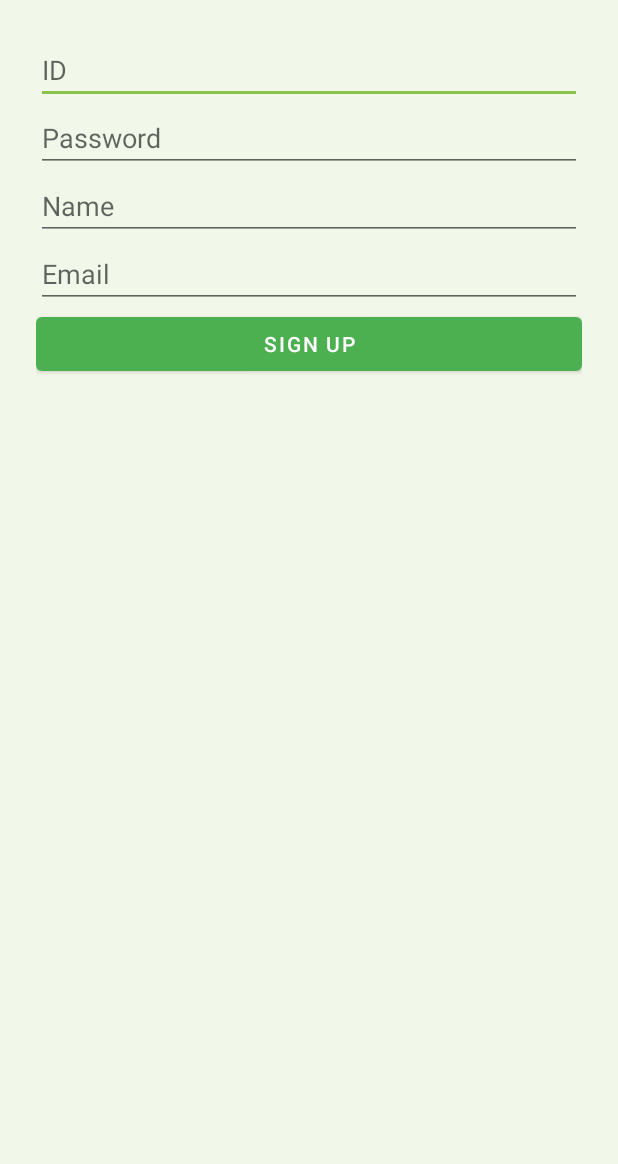
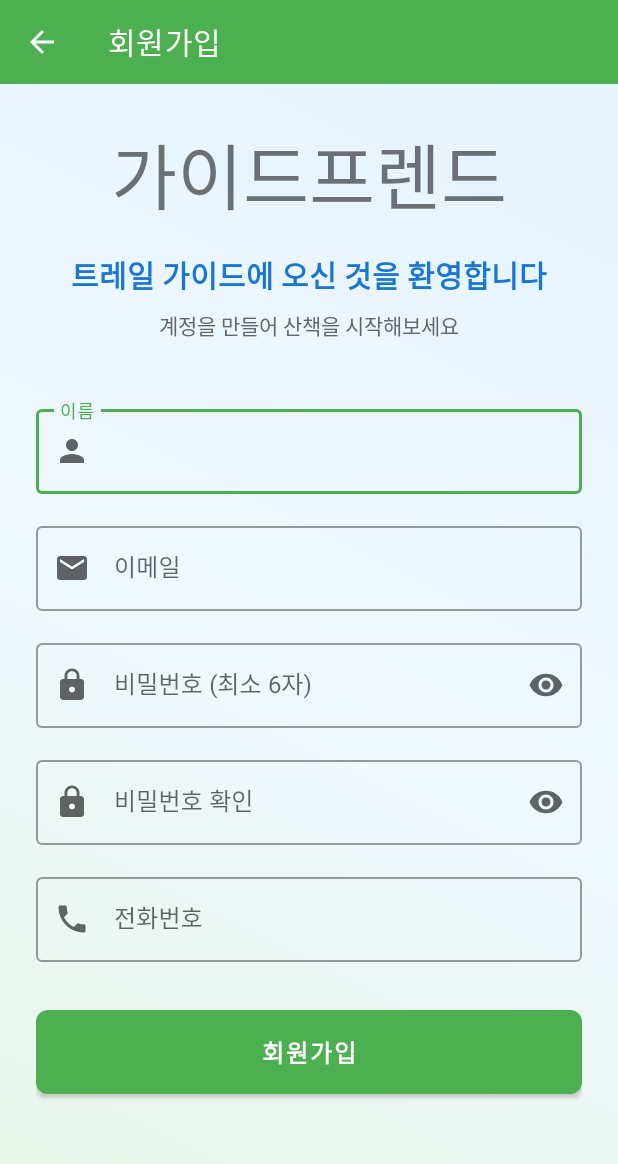
Before and after one commit to LCW-hub/GuideFriends, an Android app: the SignupActivity screen opened directly, with no data from a screen before it, on a phone screen of 412 x 824 dp. Shown: the top 1164 px of the screen. Run offline under Robolectric (Android 15) with nearby library versions, the phone set to English and light mode, and no system bars.

Commit message:
로그인/회원가입 기능 복구

```diff
--- a/app/src/main/java/com/example/gps/activities/AdminMain.java
+++ b/app/src/main/java/com/example/gps/activities/AdminMain.java
@@ -10,7 +10,7 @@ import com.example.gps.R;
 public class AdminMain extends AppCompatActivity {
     @Override
     protected void onCreate(Bundle savedInstanceState) {
-        super.onCreate(savedInstanceState);
+            super.onCreate(savedInstanceState);
         setContentView(R.layout.activity_admin_main);
 
         TextView textView = findViewById(R.id.text_admin_welcome);
--- a/app/src/main/java/com/example/gps/activities/FindIdActivity.java
+++ b/app/src/main/java/com/example/gps/activities/Register_Login/FindIdActivity.java
@@ -1,5 +1,5 @@
 //id찾기
-package com.example.gps.activities;
+package com.example.gps.activities.Register_Login;
 
 import android.os.Bundle;
 
--- a/app/src/main/java/com/example/gps/activities/FindPwActivity.java
+++ b/app/src/main/java/com/example/gps/activities/Register_Login/FindPwActivity.java
@@ -1,5 +1,5 @@
 //비번찾기
-package com.example.gps.activities;
+package com.example.gps.activities.Register_Login;
 
 import android.os.Bundle;
 import android.view.View;
--- a/app/src/main/java/com/example/gps/activities/LoginActivity.java
+++ b/app/src/main/java/com/example/gps/activities/Register_Login/LoginActivity.java
@@ -1,5 +1,5 @@
 //로그인 화면
-package com.example.gps.activities;
+package com.example.gps.activities.Register_Login;
 
 import android.content.Intent;
 import android.os.Bundle;
@@ -11,6 +11,8 @@ import android.widget.Toast;
 import androidx.appcompat.app.AppCompatActivity;
 import androidx.appcompat.widget.Toolbar;
 import com.example.gps.R;
+import com.example.gps.activities.GuestMain;
+import com.example.gps.activities.NormalMain;
 import com.example.gps.api.ApiClient;
 import com.example.gps.api.UserApi;
 import com.example.gps.model.User;
@@ -70,7 +72,7 @@ public class LoginActivity extends AppCompatActivity {
         textViewSignup.setOnClickListener(new View.OnClickListener() {
             @Override
             public void onClick(View v) {
-                startActivity(new Intent(LoginActivity.this, SignupActivity.class));
+                startActivity(new Intent(LoginActivity.this, com.example.gps.activities.Register_Login.SignupActivity.class));
             }
         });
 
--- /dev/null
+++ b/app/src/main/java/com/example/gps/activities/Register_Login/SignupActivity.java
@@ -0,0 +1,128 @@
+//회원가입 화면
+package com.example.gps.activities.Register_Login;
+
+import android.content.Intent;
+import android.os.Bundle;
+import android.widget.Button;
+import android.widget.EditText;
+import android.widget.Toast;
+
+import androidx.appcompat.app.AppCompatActivity;
+import androidx.appcompat.widget.Toolbar;
+
+import com.example.gps.R;
+import com.example.gps.activities.Register_Login.LoginActivity;
+import com.example.gps.api.ApiClient;
+import com.example.gps.api.UserApi;
+import com.example.gps.model.User;
+
+import java.util.Map;
+
+import retrofit2.Call;
+import retrofit2.Callback;
+import retrofit2.Response;
+
+public class SignupActivity extends AppCompatActivity {
+
+    private EditText  etUsername, etPassword, etEmail,  etConfirmPassword, etPhone;
+    private Button  btnSignup;
+
+    @Override
+    protected void onCreate(Bundle savedInstanceState) {
+        super.onCreate(savedInstanceState);
+        setContentView(R.layout.activity_register);
+
+        // 툴바 설정
+        Toolbar toolbar = findViewById(R.id.toolbar);
+        setSupportActionBar(toolbar);
+        getSupportActionBar().setDisplayHomeAsUpEnabled(true);
+        getSupportActionBar().setTitle("회원가입");
+
+        // 뷰 초기화
+
+        etUsername = findViewById(R.id.et_username);         // 이름
+        etPassword = findViewById(R.id.et_pw);       // 비밀번호
+        etEmail = findViewById(R.id.et_email);       // 이메일
+        btnSignup = findViewById(R.id.btn_signup); // 버튼 ID가 바뀌었으면 여기도 바꿔야 함
+        etConfirmPassword = findViewById(R.id.etConfirmPassword);
+        etPhone = findViewById(R.id.et_Phone);
+
+
+        btnSignup.setOnClickListener(v -> registerUser());
+    }
+
+    private void registerUser() {
+
+        String username = etUsername.getText().toString().trim();
+        String password = etPassword.getText().toString().trim();
+        String email = etEmail.getText().toString().trim();
+        String confirmPassword = etConfirmPassword.getText().toString().trim();
+        String phone = etPhone.getText().toString().trim();
+
+        /* 간단한 유효성 검사 */
+
+        if (username.isEmpty()) {
+            etUsername.setError("이름을 입력해주세요");
+            etUsername.requestFocus();
+            return;
+        }
+
+        if (email.isEmpty() || !android.util.Patterns.EMAIL_ADDRESS.matcher(email).matches()) {
+            etEmail.setError("올바른 이메일 형식을 입력해주세요");
+            etEmail.requestFocus();
+            return;
+        }
+
+        if (password.isEmpty() || password.length() < 6) {
+            etPassword.setError("6자 이상의 비밀번호를 입력해주세요");
+            etPassword.requestFocus();
+            return;
+        }
+
+        if (!password.equals(confirmPassword)) {
+            etConfirmPassword.setError("비밀번호가 일치하지 않습니다");
+            etConfirmPassword.requestFocus();
+            return;
+        }
+
+        if (phone.isEmpty()) {
+            etPhone.setError("전화번호를 입력해주세요");
+            etPhone.requestFocus();
+            return;
+        }
+
+        // 서버 전송용 객체 생성
+        User user = new User(username, password, email, phone);
+        UserApi userApi = ApiClient.getClient().create(UserApi.class);
+        Call<Map<String, String>> call = userApi.signup(user);
+
+        call.enqueue(new Callback<Map<String, String>>() {
+            @Override
+            public void onResponse(Call<Map<String, String>> call, Response<Map<String, String>> response) {
+                if (response.isSuccessful() && response.body() != null) {
+                    String message = response.body().get("message");
+                    Toast.makeText(SignupActivity.this, message, Toast.LENGTH_LONG).show();
+
+                    if (message != null && message.contains("성공")) {
+                        Intent intent = new Intent(SignupActivity.this, LoginActivity.class);
+                        startActivity(intent);
+                        finish();
+                    }
+                } else {
+                    Toast.makeText(SignupActivity.this, "회원가입 실패", Toast.LENGTH_LONG).show();
+                }
+            }
+
+            @Override
+            public void onFailure(Call<Map<String, String>> call, Throwable t) {
+                Toast.makeText(SignupActivity.this, "에러 발생: " + t.getMessage(), Toast.LENGTH_LONG).show();
+            }
+        });
+    }
+
+    @Override
+    public boolean onSupportNavigateUp() {
+        onBackPressed();
+        return true;
+    }
+}
--- a/app/src/main/java/com/example/gps/activities/SignupActivity.java
+++ /dev/null
@@ -1,78 +0,0 @@
-//회원가입 화면
-package com.example.gps.activities;
-
-import android.content.Intent;
-import android.os.Bundle;
-import android.widget.Button;
-import android.widget.EditText;
-import android.widget.Toast;
-
-import androidx.appcompat.app.AppCompatActivity;
-import com.example.gps.R;
-
-import com.example.gps.api.ApiClient;
-import com.example.gps.api.UserApi;
-import com.example.gps.model.User;
-
-import java.util.Map;
-
-import retrofit2.Call;
-import retrofit2.Callback;
-import retrofit2.Response;
-
-public class SignupActivity extends AppCompatActivity {
-
-    private EditText etUsername, etPassword, etEmail, etName;
-    private Button btnSignup;
-
-    @Override
-    protected void onCreate(Bundle savedInstanceState) {
-        super.onCreate(savedInstanceState);
-        setContentView(R.layout.activity_signup);
-
-        etUsername = findViewById(R.id.et_id);
-        etPassword = findViewById(R.id.et_pw);
-        etEmail = findViewById(R.id.et_email);
-        etName = findViewById(R.id.et_name);
-        btnSignup = findViewById(R.id.btn_signup);
-
-        //btnSignup.setOnClickListener(v -> signupUser());
-    }
-
-    private void signupUser() {
-        String username = etUsername.getText().toString();
-        String password = etPassword.getText().toString();
-        String email = etEmail.getText().toString();
-        String name = etName.getText().toString();
-
-        User user = new User(username, password, email, name);
-
-        UserApi userApi = ApiClient.getClient().create(UserApi.class);
-        Call<Map<String, String>> call = userApi.signup(user);
-
-        call.enqueue(new Callback<Map<String, String>>() {
-            @Override
-            public void onResponse(Call<Map<String, String>> call, Response<Map<String, String>> response) {
-                if (response.isSuccessful() && response.body() != null) {
-                    String message = response.body().get("message");
-                    Toast.makeText(SignupActivity.this, message, Toast.LENGTH_LONG).show();
-
-                    // ✅ 회원가입이 성공했을 때 이동
-                    if (message != null && message.contains("성공")) {
-                        Intent intent = new Intent(SignupActivity.this, LoginActivity.class);
-                        startActivity(intent);
-                        finish(); // 회원가입 화면을 닫아서 뒤로가기 방지
-                    }
-
-                } else {
-                    Toast.makeText(SignupActivity.this, "회원가입 실패", Toast.LENGTH_LONG).show();
-                }
-            }
-
-            @Override
-            public void onFailure(Call<Map<String, String>> call, Throwable t) {
-                Toast.makeText(SignupActivity.this, "에러 발생: " + t.getMessage(), Toast.LENGTH_LONG).show();
-            }
-        });
-    }
-}
--- a/app/src/main/res/layout/activity_register.xml
+++ b/app/src/main/res/layout/activity_register.xml
@@ -71,7 +71,7 @@
                 style="@style/Widget.MaterialComponents.TextInputLayout.OutlinedBox">
 
                 <com.google.android.material.textfield.TextInputEditText
-                    android:id="@+id/etName"
+                    android:id="@+id/et_username"
                     android:layout_width="match_parent"
                     android:layout_height="wrap_content"
                     android:hint="이름"
@@ -87,7 +87,7 @@
                 style="@style/Widget.MaterialComponents.TextInputLayout.OutlinedBox">
 
                 <com.google.android.material.textfield.TextInputEditText
-                    android:id="@+id/etEmail"
+                    android:id="@+id/et_email"
                     android:layout_width="match_parent"
                     android:layout_height="wrap_content"
                     android:hint="이메일"
@@ -104,7 +104,7 @@
                 style="@style/Widget.MaterialComponents.TextInputLayout.OutlinedBox">
 
                 <com.google.android.material.textfield.TextInputEditText
-                    android:id="@+id/etPassword"
+                    android:id="@+id/et_pw"
                     android:layout_width="match_parent"
                     android:layout_height="wrap_content"
                     android:hint="비밀번호 (최소 6자)"
@@ -137,7 +137,7 @@
                 style="@style/Widget.MaterialComponents.TextInputLayout.OutlinedBox">
 
                 <com.google.android.material.textfield.TextInputEditText
-                    android:id="@+id/etPhone"
+                    android:id="@+id/et_Phone"
                     android:layout_width="match_parent"
                     android:layout_height="wrap_content"
                     android:hint="전화번호"
@@ -147,7 +147,7 @@
 
             <!-- Register button -->
             <Button
-                android:id="@+id/btnRegister"
+                android:id="@+id/btn_signup"
                 android:layout_width="match_parent"
                 android:layout_height="56dp"
                 android:text="회원가입"
--- a/app/src/main/res/layout/activity_signup.xml
+++ /dev/null
@@ -1,47 +0,0 @@
-<?xml version="1.0" encoding="utf-8"?>
-<ScrollView
-    xmlns:android="http://schemas.android.com/apk/res/android"
-    android:layout_width="match_parent"
-    android:layout_height="match_parent">
-
-    <LinearLayout
-        android:orientation="vertical"
-        android:padding="24dp"
-        android:gravity="center"
-        android:layout_width="match_parent"
-        android:layout_height="wrap_content">
-
-        <EditText
-            android:id="@+id/et_id"
-            android:layout_width="match_parent"
-            android:layout_height="wrap_content"
-            android:hint="ID"/>
-
-        <EditText
-            android:id="@+id/et_pw"
-            android:layout_width="match_parent"
-            android:layout_height="wrap_content"
-            android:hint="Password"
-            android:inputType="textPassword"/>
-
-        <EditText
-            android:id="@+id/et_name"
-            android:layout_width="match_parent"
-            android:layout_height="wrap_content"
-            android:hint="Name"/>
-
-        <EditText
-            android:id="@+id/et_email"
-            android:layout_width="match_parent"
-            android:layout_height="wrap_content"
-            android:hint="Email"
-            android:inputType="textEmailAddress"/>
-
-        <Button
-            android:id="@+id/btn_signup"
-            android:layout_width="match_parent"
-            android:layout_height="wrap_content"
-            android:text="Sign Up"/>
-
-    </LinearLayout>
-</ScrollView>
```
Also changed, not shown: app/src/main/AndroidManifest.xml (+4 -5 lines), app/src/main/java/com/example/gps/activities/MapsActivity.java (+9 -13 lines), app/src/main/java/com/example/gps/activities/RegisterActivity.java (deleted, +0 -106 lines).
